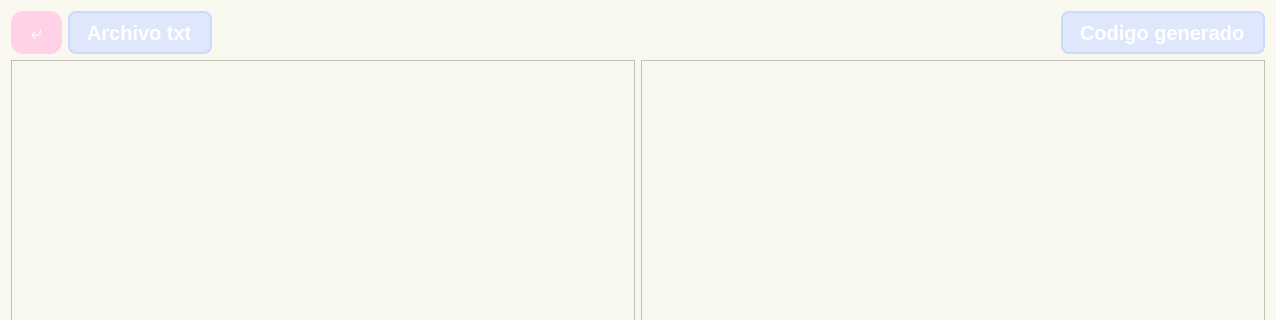
Above: codeBuddy/codeBuddy/secondWindow.ui from mimecaes/CodeBuddy before the change; both pictures show x 0 to 1276 and y 0 to 320 of the 1276 by 854 pixel window. Below: the same form after it.
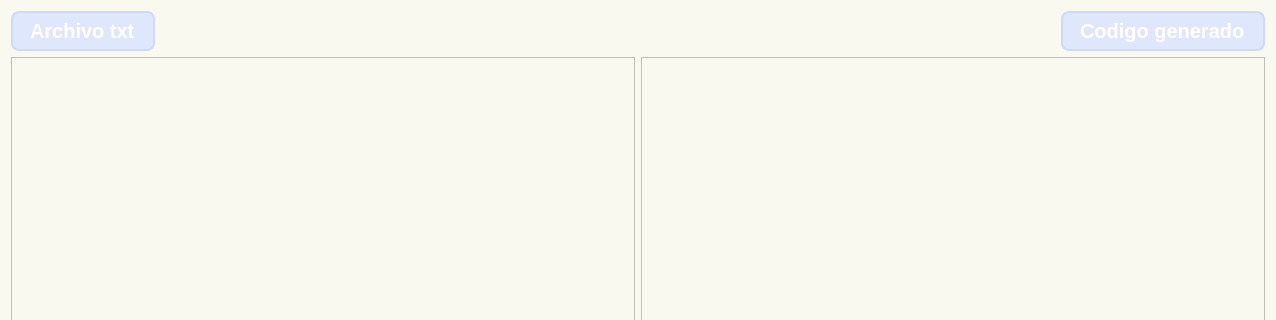
That is the form after the change.

What changed in the file:
```diff
--- a/codeBuddy/codeBuddy/secondWindow.ui
+++ b/codeBuddy/codeBuddy/secondWindow.ui
@@ -43,35 +43,6 @@
     <layout class="QVBoxLayout" name="principalLayout">
      <item>
       <layout class="QHBoxLayout" name="topLayout">
-       <item>
-        <widget class="QPushButton" name="btnVolver">
-         <property name="enabled">
-          <bool>true</bool>
-         </property>
-         <property name="styleSheet">
-          <string notr="true">QPushButton {
-    background-color: #ffd2e7;
-    color: white;
-    border: none;
-    border-radius: 12px;
-    padding: 10px 20px;
-    font-size: 14pt;
-}
-
-QPushButton:hover {
-    background-color: #ffa8d5;
-}
-
-QPushButton:pressed {
-    background-color: #ffd2e7;
-}
-</string>
-         </property>
-         <property name="text">
-          <string>⤶</string>
-         </property>
-        </widget>
-       </item>
        <item>
         <widget class="QLabel" name="labelTxt">
          <property name="styleSheet">
```
